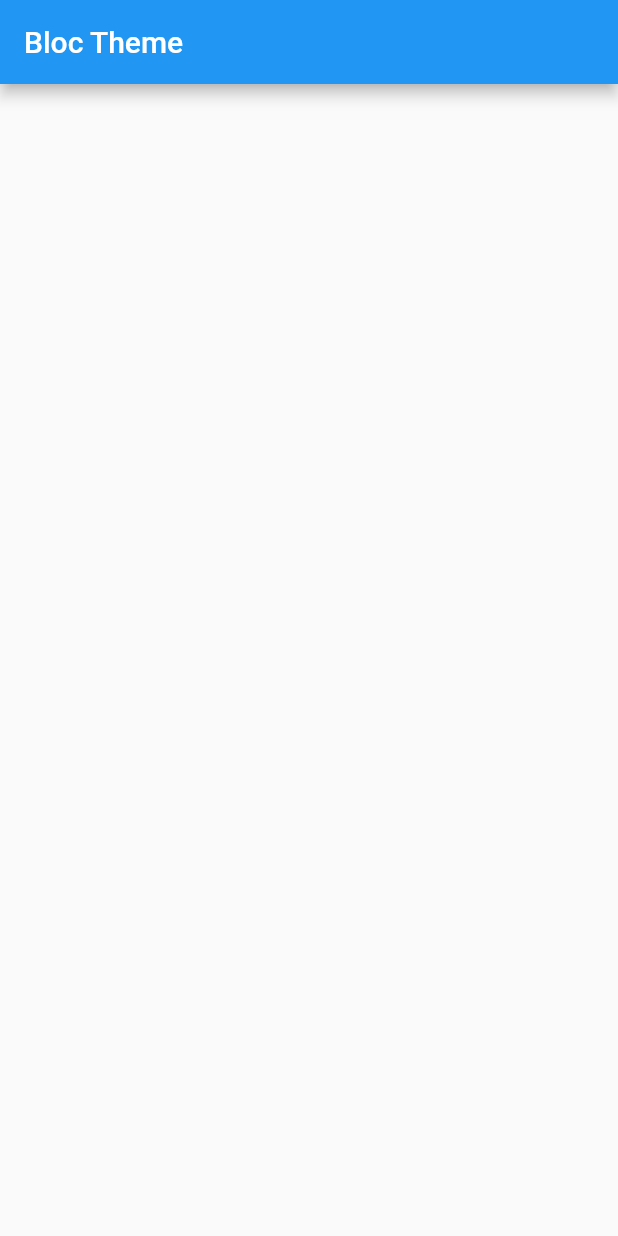
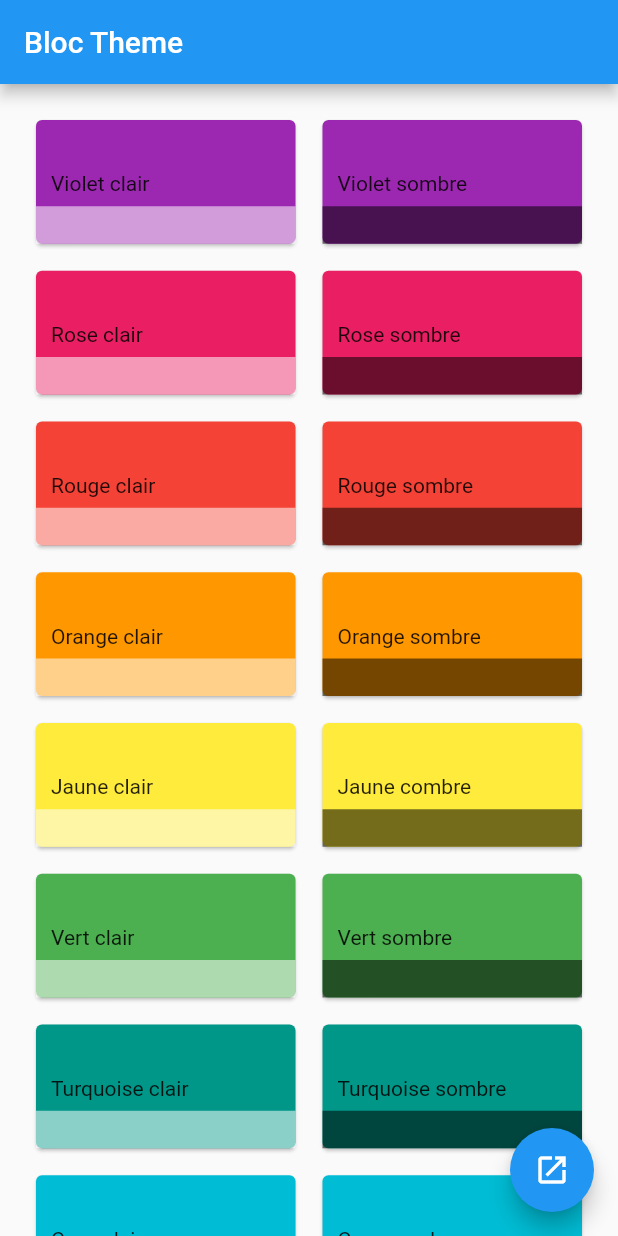
Before and after one commit to CamilleLinan/Test_Demo_Bloc, a Flutter app: the screen it shows after launch, on a phone screen of 412 x 824 dp. Run offline on Flutter 3.47's test engine with Material 2 defaults, Android fonts, the phone set to English and light mode, and no system bars; our stand-ins replace bloc, flutter_bloc.

Commit message:
color list OK

```diff
--- a/lib/theme/theme.dart
+++ b/lib/theme/theme.dart
@@ -1,3 +1,4 @@
 export 'cubit/theme_cubit.dart';
 export 'view/theme_page.dart';
 export 'view/theme_view.dart';
+export 'view/demo_page.dart';
--- a/lib/theme/view/theme_page.dart
+++ b/lib/theme/view/theme_page.dart
@@ -12,7 +12,7 @@ class ThemePage extends StatelessWidget {
         return MaterialApp(
           theme: theme,
           debugShowCheckedModeBanner: false,
-          home: const ThemView(),
+          home: ThemView(),
         );
       },
     );
--- a/lib/theme/view/theme_view.dart
+++ b/lib/theme/view/theme_view.dart
@@ -19,12 +19,12 @@ class ThemView extends StatelessWidget {
     {
       'title': 'Rose clair',
       'color': Colors.pink,
-      'brightness': Brightness.dark,
+      'brightness': Brightness.light,
     },
     {
       'title': 'Rose sombre',
       'color': Colors.pink,
-      'brightness': Brightness.light,
+      'brightness': Brightness.dark,
     },
     {
       'title': 'Rouge clair',
@@ -67,6 +67,16 @@ class ThemView extends StatelessWidget {
       'brightness': Brightness.dark,
     },
     {
+      'title': 'Turquoise clair',
+      'color': Colors.teal,
+      'brightness': Brightness.light,
+    },
+    {
+      'title': 'Turquoise sombre',
+      'color': Colors.teal,
+      'brightness': Brightness.dark,
+    },
+    {
       'title': 'Cyan clair',
       'color': Colors.cyan,
       'brightness': Brightness.light,
@@ -102,6 +112,55 @@ class ThemView extends StatelessWidget {
   Widget build(BuildContext context) {
     return Scaffold(
       appBar: AppBar(title: const Text('Bloc Theme')),
+      body: GridView.builder(
+          padding: const EdgeInsets.symmetric(horizontal: 20, vertical: 20),
+          itemCount: themeList.length,
+          gridDelegate: const SliverGridDelegateWithMaxCrossAxisExtent(
+            maxCrossAxisExtent: 200,
+            crossAxisSpacing: 10,
+            mainAxisSpacing: 10,
+            childAspectRatio: 2,
+          ),
+          itemBuilder: (context, index) {
+            return Card(
+              color: themeList[index]['color'],
+              child: InkWell(
+                onTap: () {
+                  context.read<ThemeCubit>().changeTheme(
+                      themeList[index]['color'],
+                      themeList[index]['brightness']);
+                },
+                child: Column(
+                  mainAxisAlignment: MainAxisAlignment.start,
+                  crossAxisAlignment: CrossAxisAlignment.start,
+                  children: [
+                    Expanded(child: Container()),
+                    Padding(
+                      padding: const EdgeInsets.only(left: 10),
+                      child: Text(themeList[index]['title']),
+                    ),
+                    const SizedBox(height: 7),
+                    Container(
+                      height: 25,
+                      color: themeList[index]['brightness'] == Brightness.light
+                          ? Colors.white54
+                          : Colors.black54,
+                    ),
+                  ],
+                ),
+              ),
+            );
+          }),
+      floatingActionButton: FloatingActionButton(
+        onPressed: () {
+          Navigator.push(context,
+              MaterialPageRoute(builder: (context) => const DemoPage()));
+        },
+        child: const Icon(
+          Icons.open_in_new,
+          color: Colors.white,
+        ),
+      ),
     );
   }
 }
```
Also changed, not shown: lib/theme/view/demo_page.dart (added, +22 -0 lines).
